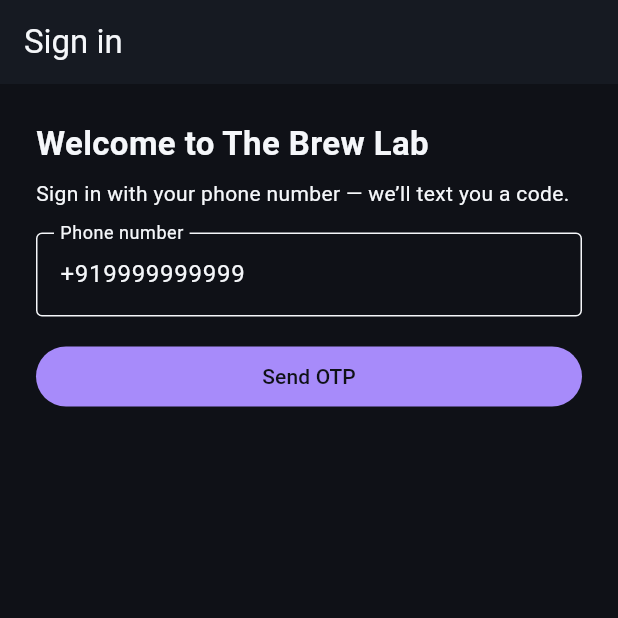
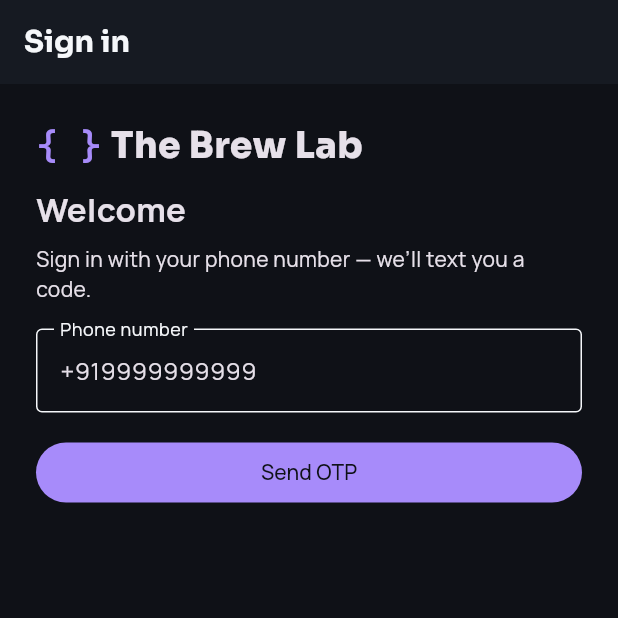
Before and after one commit to abhilashyes/cafe-system, a Flutter app: the screen it shows after launch, on a phone screen of 412 x 824 dp, the top half of it. Run offline on Flutter 3.47's test engine with Material 3 defaults, Android fonts, the phone set to English and light mode, and no system bars; our stand-ins replace go_router, google_fonts.

Commit message:
Apply The Brew Lab type system (Sora / Manrope / JetBrains Mono)
- Web (POS, admin, landing): add Google Fonts <link> + font tokens (--font-sans
  Manrope, --font-heading Sora, --font-mono JetBrains Mono); body=Manrope,
  h1–h3=Sora, code/.price=JetBrains Mono. Logo mark "{ }" (mono) + "The Brew Lab"
  (Sora 800); mono "// kicker" labels.
- Flutter: add google_fonts; theme uses Manrope body + Sora headings/app-bar
  titles; prices render in JetBrains Mono (BrewColors.price). BrewLogo widget
  ("{ }" + Sora wordmark) on Home app bar + Login; pickup code in mono. Fonts
  <link> added to web/index.html.

React apps build + lint green. Flutter compiles in CI (no SDK locally).

Co-Authored-By: Claude Opus 4.8 <noreply@anthropic.com>
Claude-Session: https://claude.ai/code/session_0119eMnUrqXdvWJ8MstUGLSR

```diff
--- a/apps/brew-mobile-customer/lib/screens/category_screen.dart
+++ b/apps/brew-mobile-customer/lib/screens/category_screen.dart
@@ -57,8 +57,7 @@ class CategoryScreen extends StatelessWidget {
               Row(
                 mainAxisAlignment: MainAxisAlignment.spaceBetween,
                 children: [
-                  Text(formatPaise(m.pricePaise),
-                      style: TextStyle(color: BrewColors.champagne(context), fontWeight: FontWeight.bold)),
+                  Text(formatPaise(m.pricePaise), style: BrewColors.price(context, size: 15)),
                   _AddButton(item: m),
                 ],
               ),
--- a/apps/brew-mobile-customer/lib/screens/home_tab.dart
+++ b/apps/brew-mobile-customer/lib/screens/home_tab.dart
@@ -2,6 +2,7 @@ import 'package:flutter/material.dart';
 import 'package:go_router/go_router.dart';
 
 import '../theme.dart';
+import '../widgets/brew_logo.dart';
 
 /// Home tab — greeting, a feature hero, and quick links.
 class HomeTab extends StatelessWidget {
@@ -12,7 +13,7 @@ class HomeTab extends StatelessWidget {
     final scheme = Theme.of(context).colorScheme;
     return Scaffold(
       appBar: AppBar(
-        title: const Text('The Brew Lab', style: TextStyle(fontWeight: FontWeight.bold)),
+        title: const BrewLogo(size: 18),
         actions: [
           IconButton(icon: const Icon(Icons.place_outlined), onPressed: () => context.go('/stores')),
           IconButton(icon: const Icon(Icons.shield_outlined), onPressed: () => context.go('/privacy')),
--- a/apps/brew-mobile-customer/lib/screens/login_screen.dart
+++ b/apps/brew-mobile-customer/lib/screens/login_screen.dart
@@ -2,6 +2,7 @@ import 'package:flutter/material.dart';
 import 'package:go_router/go_router.dart';
 
 import '../state/app_state.dart';
+import '../widgets/brew_logo.dart';
 
 /// Phone + OTP sign-in via Cognito (no password). Dev OTP is 000000.
 class LoginScreen extends StatefulWidget {
@@ -40,7 +41,9 @@ class _LoginScreenState extends State<LoginScreen> {
         child: Column(
           crossAxisAlignment: CrossAxisAlignment.stretch,
           children: [
-            const Text('Welcome to The Brew Lab', style: TextStyle(fontSize: 22, fontWeight: FontWeight.bold)),
+            const BrewLogo(size: 24),
+            const SizedBox(height: 10),
+            const Text('Welcome', style: TextStyle(fontSize: 22, fontWeight: FontWeight.bold)),
             const SizedBox(height: 8),
             const Text('Sign in with your phone number — we’ll text you a code.'),
             const SizedBox(height: 16),
--- a/apps/brew-mobile-customer/lib/theme.dart
+++ b/apps/brew-mobile-customer/lib/theme.dart
@@ -1,4 +1,5 @@
 import 'package:flutter/material.dart';
+import 'package:google_fonts/google_fonts.dart';
 
 /// The Brew Lab — brand palette (dark + light tokens).
 class BrewColors {
@@ -29,6 +30,17 @@ class BrewColors {
   /// Warm tertiary used for prices/amounts.
   static Color champagne(BuildContext c) =>
       Theme.of(c).brightness == Brightness.dark ? champagneDark : champagneLight;
+
+  /// Prices/amounts render in JetBrains Mono (brand rule).
+  static TextStyle price(BuildContext c, {double size = 14}) => GoogleFonts.jetBrainsMono(
+        color: champagne(c),
+        fontWeight: FontWeight.w600,
+        fontSize: size,
+      );
+
+  /// Mono kicker/label style (// labels, codes).
+  static TextStyle mono(BuildContext c, {double size = 12, Color? color}) =>
+      GoogleFonts.jetBrainsMono(fontSize: size, color: color);
 }
 
 ThemeData buildBrewTheme(Brightness brightness) {
@@ -47,16 +59,34 @@ ThemeData buildBrewTheme(Brightness brightness) {
     onSurface: dark ? BrewColors.textDark : BrewColors.textLight,
   );
 
+  final onSurface = dark ? BrewColors.textDark : BrewColors.textLight;
+  // Body text: Manrope. Headings/titles: Sora.
+  final body = GoogleFonts.manropeTextTheme(
+    (dark ? ThemeData.dark() : ThemeData.light()).textTheme,
+  );
+  TextStyle sora(TextStyle? base, FontWeight w) => GoogleFonts.sora(textStyle: base, fontWeight: w);
+  final textTheme = body.copyWith(
+    displayLarge: sora(body.displayLarge, FontWeight.w800),
+    displayMedium: sora(body.displayMedium, FontWeight.w700),
+    displaySmall: sora(body.displaySmall, FontWeight.w700),
+    headlineLarge: sora(body.headlineLarge, FontWeight.w700),
+    headlineMedium: sora(body.headlineMedium, FontWeight.w700),
+    headlineSmall: sora(body.headlineSmall, FontWeight.w700),
+    titleLarge: sora(body.titleLarge, FontWeight.w700),
+  );
+
   return ThemeData(
     useMaterial3: true,
     brightness: brightness,
     colorScheme: scheme,
     scaffoldBackgroundColor: dark ? BrewColors.bgDark : BrewColors.bgLight,
     cardColor: dark ? BrewColors.cardDark : BrewColors.cardLight,
+    textTheme: textTheme,
     appBarTheme: AppBarTheme(
       backgroundColor: dark ? BrewColors.surfaceDark : BrewColors.surfaceLight,
-      foregroundColor: dark ? BrewColors.textDark : BrewColors.textLight,
+      foregroundColor: onSurface,
       elevation: 0,
+      titleTextStyle: GoogleFonts.sora(fontWeight: FontWeight.w700, fontSize: 20, color: onSurface),
     ),
   );
 }
--- /dev/null
+++ b/apps/brew-mobile-customer/lib/widgets/brew_logo.dart
@@ -0,0 +1,23 @@
+import 'package:flutter/material.dart';
+import 'package:google_fonts/google_fonts.dart';
+
+/// Brand logo mark: "{ }" braces in JetBrains Mono + "The Brew Lab" in Sora 800.
+class BrewLogo extends StatelessWidget {
+  const BrewLogo({super.key, this.size = 20});
+  final double size;
+
+  @override
+  Widget build(BuildContext context) {
+    final scheme = Theme.of(context).colorScheme;
+    return Row(
+      mainAxisSize: MainAxisSize.min,
+      children: [
+        Text('{ }',
+            style: GoogleFonts.jetBrainsMono(
+                fontWeight: FontWeight.w600, fontSize: size, color: scheme.primary)),
+        const SizedBox(width: 6),
+        Text('The Brew Lab', style: GoogleFonts.sora(fontWeight: FontWeight.w800, fontSize: size)),
+      ],
+    );
+  }
+}
--- a/apps/brew-mobile-customer/pubspec.yaml
+++ b/apps/brew-mobile-customer/pubspec.yaml
@@ -11,6 +11,7 @@ dependencies:
     sdk: flutter
   http: ^1.2.0
   go_router: ^14.0.0
+  google_fonts: ^6.2.1
 
 dev_dependencies:
   flutter_test:
```
Also changed, not shown: apps/brew-mobile-customer/lib/screens/tracking_screen.dart (+7 -2 lines), 8 other files.
